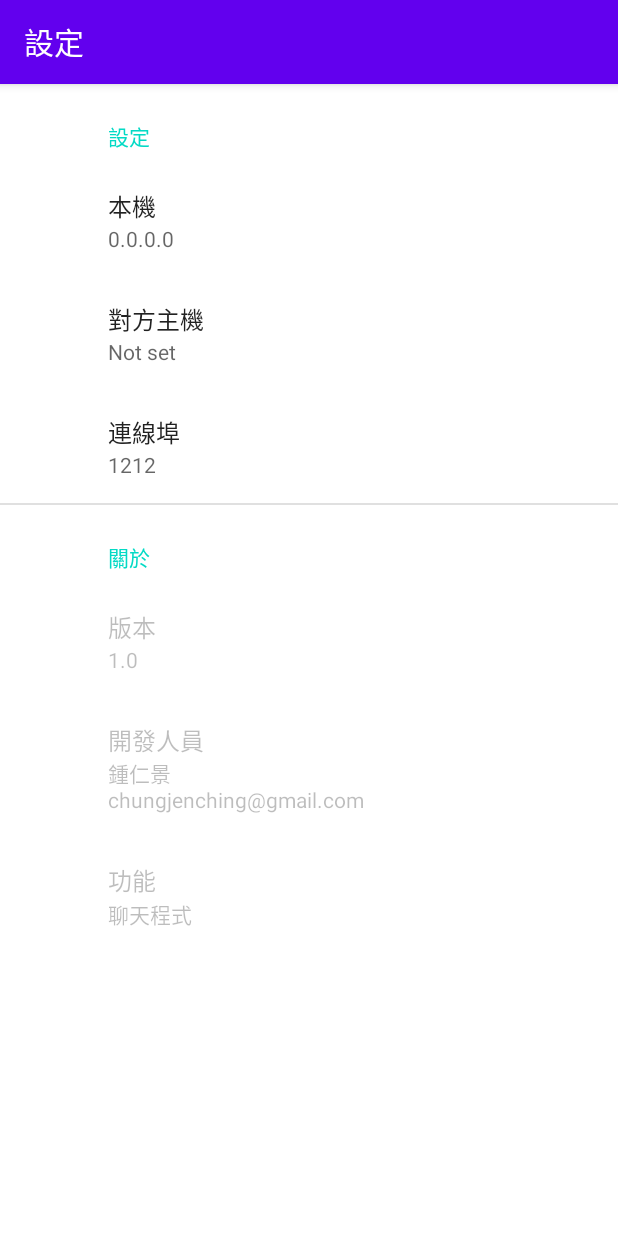
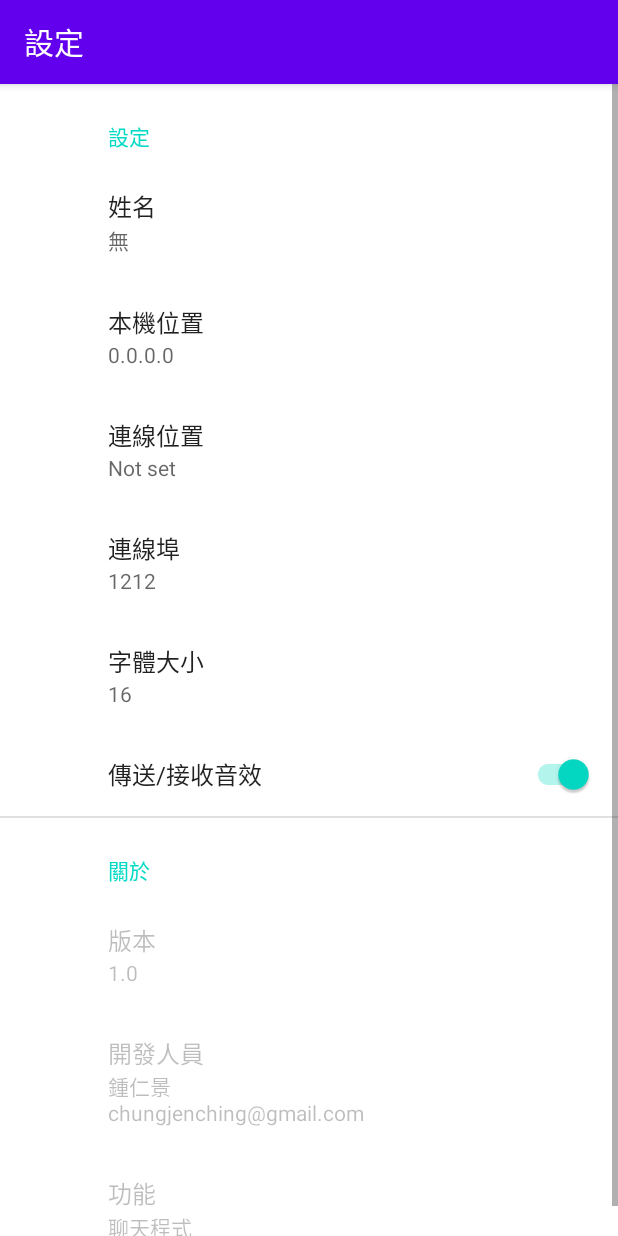
Before and after one commit to SimonChungGitHub/Chat, an Android app: the screen it shows after launch (SettingsActivity), after a tap on "設定", on a phone screen of 412 x 824 dp. Run offline under Robolectric (Android 15) with nearby library versions, the phone set to English and light mode, and no system bars; our stand-ins replace androidx.preference; 1 statement that could not run was skipped.

Commit message:
use service for socket listen

```diff
--- a/app/build.gradle
+++ b/app/build.gradle
@@ -6,12 +6,11 @@ android {
     compileSdk 32
 
     defaultConfig {
-        applicationId "com.simon.socket"
+        applicationId "com.simon.chat"
         minSdk 26
         targetSdk 32
         versionCode 1
         versionName "1.0"
-
         testInstrumentationRunner "androidx.test.runner.AndroidJUnitRunner"
     }
 
@@ -28,7 +27,6 @@ android {
 }
 
 dependencies {
-
     implementation 'androidx.appcompat:appcompat:1.5.1'
     implementation 'com.google.android.material:material:1.6.1'
     implementation 'androidx.constraintlayout:constraintlayout:2.1.4'
--- /dev/null
+++ b/app/src/main/java/com/simon/chat/MainActivity.java
@@ -0,0 +1,224 @@
+package com.simon.chat;
+
+import android.annotation.SuppressLint;
+import android.content.ComponentName;
+import android.content.Context;
+import android.content.Intent;
+import android.content.ServiceConnection;
+import android.content.SharedPreferences;
+import android.media.AudioAttributes;
+import android.media.AudioManager;
+import android.media.Ringtone;
+import android.media.RingtoneManager;
+import android.media.SoundPool;
+import android.net.Uri;
+import android.os.Build;
+import android.os.Bundle;
+import android.os.Handler;
+import android.os.IBinder;
+import android.util.TypedValue;
+import android.view.Menu;
+import android.view.MenuItem;
+import android.view.MotionEvent;
+import android.view.View;
+import android.view.ViewGroup;
+import android.widget.Button;
+import android.widget.EditText;
+import android.widget.LinearLayout;
+import android.widget.ScrollView;
+import android.widget.TextView;
+
+import androidx.annotation.RequiresApi;
+import androidx.appcompat.app.AppCompatActivity;
+import androidx.preference.PreferenceManager;
+
+import com.google.android.material.snackbar.Snackbar;
+
+import java.net.Inet4Address;
+import java.net.InetAddress;
+import java.net.NetworkInterface;
+import java.net.SocketException;
+import java.text.SimpleDateFormat;
+import java.util.Date;
+import java.util.Enumeration;
+
+public class MainActivity extends AppCompatActivity {
+    private final Handler handler = new Handler();
+    private SharedPreferences preferences;
+    private String username;
+    private String local_host;
+    private String connect_host;
+    private int textSize = 16;
+
+    private EditText input;
+    private ScrollView scrollView;
+    private LinearLayout msgBox;
+    private TextView listeningMsg;
+    private Snackbar snackbar;
+
+    private Intent intent;
+    private ServiceConnection myServiceConn;
+    private SocketServerService.ServiceBinder binder = null;
+    SoundPool sounds;
+    boolean soundEffect = true;
+    int sound_send;
+    int sound_receive;
+
+
+    @Override
+    public boolean dispatchTouchEvent(MotionEvent ev) {
+        if (snackbar != null) {
+            snackbar.dismiss();
+        }
+//        InputMethodManager manager = (InputMethodManager) getSystemService(Context.INPUT_METHOD_SERVICE);
+//        if (manager != null) {
+//            manager.hideSoftInputFromWindow(input.getWindowToken(), InputMethodManager.HIDE_NOT_ALWAYS);
+//        }
+        return super.dispatchTouchEvent(ev);
+    }
+
+    @Override
+    protected void onCreate(Bundle savedInstanceState) {
+        super.onCreate(savedInstanceState);
+        setContentView(R.layout.activity_main);
+        preferences = PreferenceManager.getDefaultSharedPreferences(this);
+        preferences.edit().putString("local_host", getLocalIpAddress()).apply();
+
+        AudioAttributes attributes = new AudioAttributes.Builder()
+                .setUsage(AudioAttributes.USAGE_GAME)
+                .setContentType(AudioAttributes.CONTENT_TYPE_SONIFICATION)
+                .build();
+        sounds = new SoundPool.Builder()
+                .setAudioAttributes(attributes)
+                .build();
+        sound_send = sounds.load(this, R.raw.sound_send, 1);
+        sound_receive = sounds.load(this, R.raw.sound_receive, 1);
+
+        listeningMsg = findViewById(R.id.listening);
+        scrollView = findViewById(R.id.scroll_view);
+        msgBox = findViewById(R.id.msg_box);
+        input = findViewById(R.id.input);
+        Button send = findViewById(R.id.button);
+        send.setOnClickListener((view) -> {
+            String msg = input.getText().toString();
+            if (msg.equals("") || msg.length() == 0) {
+                return;
+            }
+            if (connect_host.equals("")) {
+                snackbar = Snackbar.make(msgBox, getString(R.string.connect_host) + "未設定", Snackbar.LENGTH_LONG);
+                snackbar.show();
+                return;
+            }
+            @SuppressLint("SimpleDateFormat") SimpleDateFormat f = new SimpleDateFormat("HH:mm");
+            msg = username + " " + f.format(new Date()) + "  " + msg;
+            intent = new Intent(this, SocketServerService.class);
+            intent.putExtra("connect_host", connect_host);
+            intent.putExtra("msg", msg);
+            startService(intent);
+            input.setText("");
+            if (soundEffect) {
+                sounds.play(sound_send, 5.0F, 5.0F, 1, 0, 1.0F);
+            }
+        });
+    }
+
+    @SuppressLint("SetTextI18n")
+    @Override
+    protected void onStart() {
+        super.onStart();
+        username = preferences.getString("user_name", "無");
+        local_host = preferences.getString("local_host", "");
+        connect_host = preferences.getString("connect_host", "");
+        soundEffect = preferences.getBoolean("sound_send", true);
+        textSize = Integer.parseInt(preferences.getString("textSize", "16"));
+        input.setTextSize(TypedValue.COMPLEX_UNIT_SP, textSize);
+        String text = getString(R.string.local_host) + local_host + "\n" + getString(R.string.connect_host) + connect_host;
+        listeningMsg.setText(text);
+        listeningMsg.setTextSize(TypedValue.COMPLEX_UNIT_SP, textSize);
+
+
+        intent = new Intent(this, SocketServerService.class);
+        startService(intent);
+        myServiceConn = new MyServiceConn();
+        bindService(intent, myServiceConn, Context.BIND_AUTO_CREATE);
+    }
+
+    @Override
+    protected void onDestroy() {
+        stopService(intent);
+        if (binder != null) {
+            unbindService(myServiceConn);
+        }
+        super.onDestroy();
+    }
+
+    @Override
+    public boolean onCreateOptionsMenu(Menu menu) {
+        getMenuInflater().inflate(R.menu.menu_main, menu);
+        return true;
+    }
+
+    @RequiresApi(api = Build.VERSION_CODES.R)
+    @Override
+    public boolean onOptionsItemSelected(MenuItem item) {
+        int id = item.getItemId();
+        if (id == R.id.action_setting) {
+            startActivity(new Intent(this, SettingsActivity.class));
+        } else if (id == R.id.action_qrcode) {
+            startActivity(new Intent(this, QRCodeActivity.class));
+        }
+        return super.onOptionsItemSelected(item);
+    }
+
+    private TextView createTextView() {
+        TextView textView = new TextView(this);
+        textView.setTextSize(TypedValue.COMPLEX_UNIT_SP, textSize);
+        textView.setLayoutParams(new ViewGroup.LayoutParams(ViewGroup.LayoutParams.WRAP_CONTENT, ViewGroup.LayoutParams.WRAP_CONTENT));
+        textView.setPadding(10, 10, 10, 10);
+        return textView;
+    }
+
+    protected String getLocalIpAddress() {
+        try {
+            for (Enumeration<NetworkInterface> en = NetworkInterface.getNetworkInterfaces(); en.hasMoreElements(); ) {
+                NetworkInterface intf = en.nextElement();
+                for (Enumeration<InetAddress> enumIpAddr = intf.getInetAddresses(); enumIpAddr.hasMoreElements(); ) {
+                    InetAddress inetAddress = enumIpAddr.nextElement();
+                    if (!inetAddress.isLoopbackAddress() && inetAddress instanceof Inet4Address) {
+                        return inetAddress.getHostAddress();
+                    }
+                }
+            }
+        } catch (SocketException ex) {
+            ex.printStackTrace();
+        }
+        return null;
+    }
+
+    class MyServiceConn implements ServiceConnection {
+        @Override
+        public void onServiceConnected(ComponentName name, IBinder service) {
+            binder = (SocketServerService.ServiceBinder) service;
+            binder.getService().setDataCallback(str -> {
+                if (str != null && !str.equals("")) {
+                    TextView tv = createTextView();
+                    tv.setText(str);
+                    handler.post(() -> {
+                        msgBox.addView(tv);
+                        scrollView.post(() -> scrollView.fullScroll(View.FOCUS_DOWN));
+                        if (soundEffect) {
+                            sounds.play(sound_receive, 5.0F, 5.0F, 1, 0, 1.0F);
+                        }
+                    });
+                }
+            });
+        }
+
+        @Override
+        public void onServiceDisconnected(ComponentName name) {
+            binder = null;
+        }
+    }
+
+
+}
--- a/app/src/main/java/com/simon/socket/SettingsActivity.java
+++ b/app/src/main/java/com/simon/chat/SettingsActivity.java
@@ -1,8 +1,7 @@
-package com.simon.socket;
+package com.simon.chat;
 
 import android.os.Bundle;
 
-import androidx.appcompat.app.ActionBar;
 import androidx.appcompat.app.AppCompatActivity;
 import androidx.preference.PreferenceFragmentCompat;
 
--- a/app/src/main/java/com/simon/socket/MainActivity.java
+++ /dev/null
@@ -1,213 +0,0 @@
-package com.simon.socket;
-
-import android.annotation.SuppressLint;
-import android.content.Intent;
-import android.content.SharedPreferences;
-import android.graphics.Color;
-import android.os.Build;
-import android.os.Bundle;
-import android.os.Handler;
-import android.util.TypedValue;
-import android.view.Menu;
-import android.view.MenuItem;
-import android.view.MotionEvent;
-import android.view.View;
-import android.view.ViewGroup;
-import android.widget.Button;
-import android.widget.EditText;
-import android.widget.LinearLayout;
-import android.widget.ScrollView;
-import android.widget.TextView;
-
-import androidx.annotation.RequiresApi;
-import androidx.appcompat.app.AppCompatActivity;
-import androidx.preference.PreferenceManager;
-
-import com.google.android.material.snackbar.Snackbar;
-
-import java.io.IOException;
-import java.net.Inet4Address;
-import java.net.InetAddress;
-import java.net.InetSocketAddress;
-import java.net.NetworkInterface;
-import java.net.SocketException;
-import java.nio.ByteBuffer;
-import java.nio.channels.ServerSocketChannel;
-import java.nio.channels.SocketChannel;
-import java.nio.charset.StandardCharsets;
-import java.util.Enumeration;
-
-public class MainActivity extends AppCompatActivity {
-    protected final Handler handler = new Handler();
-    protected SharedPreferences preferences;
-    protected String local_host;
-    protected String connect_host;
-    protected int port;
-    private EditText input;
-    private ScrollView scrollView;
-    private LinearLayout msgBox;
-    private TextView listeningMsg;
-    private Thread listening;
-    private Snackbar snackbar;
-
-    @Override
-    public boolean dispatchTouchEvent(MotionEvent ev) {
-        if (snackbar != null) {
-            snackbar.dismiss();
-        }
-        return super.dispatchTouchEvent(ev);
-    }
-
-    @Override
-    protected void onCreate(Bundle savedInstanceState) {
-        super.onCreate(savedInstanceState);
-        setContentView(R.layout.activity_main);
-        listeningMsg = findViewById(R.id.listening);
-        preferences = PreferenceManager.getDefaultSharedPreferences(this);
-        scrollView = findViewById(R.id.scroll_view);
-        msgBox = findViewById(R.id.msg_box);
-        input = findViewById(R.id.input);
-        Button send = findViewById(R.id.button);
-        send.setOnClickListener((view) -> {
-            Thread thread = new Thread(() -> {
-                if (input.getText().toString().length() == 0) {
-                    return;
-                }
-                TextView tvSend = createTextView();
-                handler.post(() -> {
-                    msgBox.addView(tvSend);
-                    scrollView.post(() -> scrollView.fullScroll(View.FOCUS_DOWN));
-                });
-                if (client(input.getText().toString())) {
-                    tvSend.setText(input.getText().toString());
-                } else {
-                    tvSend.setTextColor(Color.RED);
-                    tvSend.setText("無法與對方連線");
-                }
-            });
-            thread.start();
-            try {
-                thread.join();
-            } catch (InterruptedException e) {
-                e.printStackTrace();
-            }
-            input.setText("");
-        });
-        local_host = getLocalIpAddress();
-        preferences.edit().putString("local_host", local_host).apply();
-    }
-
-    @SuppressLint("SetTextI18n")
-    @Override
-    protected void onStart() {
-        super.onStart();
-        port = Integer.parseInt(preferences.getString("port", "1212"));
-        local_host = preferences.getString("local_host", "");
-        connect_host = preferences.getString("connect_host", "");
-        String text = "我的IP：" + local_host + "\n對方IP：" + connect_host;
-        listeningMsg.setText(text);
-        listening = new Thread(() -> {
-            try (ServerSocketChannel server = ServerSocketChannel.open()) {
-                server.socket().bind(new InetSocketAddress(port));
-                while (true) {
-                    SocketChannel socketChannel = server.accept();
-                    server(socketChannel);
-                }
-            } catch (IOException e) {
-                e.printStackTrace();
-            }
-        });
-        listening.start();
-    }
-
-    @Override
-    protected void onStop() {
-//        listening.interrupt();
-        super.onStop();
-    }
-
-    @Override
-    public boolean onCreateOptionsMenu(Menu menu) {
-        getMenuInflater().inflate(R.menu.menu_main, menu);
-        return true;
-    }
-
-    @RequiresApi(api = Build.VERSION_CODES.R)
-    @Override
-    public boolean onOptionsItemSelected(MenuItem item) {
-        int id = item.getItemId();
-        if (id == R.id.action_setting) {
-            startActivity(new Intent(this, SettingsActivity.class));
-        } else if (id == R.id.action_qrcode) {
-            startActivity(new Intent(this, QRCodeActivity.class));
-        }
-        return super.onOptionsItemSelected(item);
-    }
-
-    private void server(SocketChannel socketChannel) {
-        try {
-            socketChannel.socket().setSoTimeout(500);
-            ByteBuffer buffer = ByteBuffer.allocate(256);
-            socketChannel.read(buffer);
-            buffer.flip();
-            String str = StandardCharsets.UTF_8.decode(buffer).toString();
-            TextView tv = createTextView();
-            tv.setTextColor(Color.GREEN);
-            tv.setText(str);
-            handler.post(() -> {
-                msgBox.addView(tv);
-                scrollView.post(() -> scrollView.fullScroll(View.FOCUS_DOWN));
-            });
-            buffer.clear();
-        } catch (Exception e) {
-            e.printStackTrace();
-        }
-    }
-
-    private boolean client(String sendMsg) {
-        if (connect_host.equals("")) {
-            snackbar = Snackbar.make(msgBox, "對方IP未設定", Snackbar.LENGTH_LONG);
-            snackbar.show();
-            return false;
-        }
-        try (SocketChannel socketChannel = SocketChannel.open()) {
-            socketChannel.socket().connect(new InetSocketAddress(connect_host, port), 500);
-            socketChannel.socket().setSoTimeout(500);
-            ByteBuffer buffer = ByteBuffer.allocate(256);
-            buffer.put((sendMsg).getBytes());
-            buffer.flip();
-            socketChannel.write(buffer);
-            buffer.clear();
-            return true;
-        } catch (IOException e) {
-            e.printStackTrace();
-            return false;
-        }
-    }
-
-    private TextView createTextView() {
-        TextView textView = new TextView(this);
-        textView.setTextSize(TypedValue.COMPLEX_UNIT_DIP, 20);
-        textView.setLayoutParams(new ViewGroup.LayoutParams(ViewGroup.LayoutParams.WRAP_CONTENT, ViewGroup.LayoutParams.WRAP_CONTENT));
-        textView.setPadding(10, 10, 10, 10);
-        return textView;
-    }
-
-    protected String getLocalIpAddress() {
-        try {
-            for (Enumeration<NetworkInterface> en = NetworkInterface.getNetworkInterfaces(); en.hasMoreElements(); ) {
-                NetworkInterface intf = en.nextElement();
-                for (Enumeration<InetAddress> enumIpAddr = intf.getInetAddresses(); enumIpAddr.hasMoreElements(); ) {
-                    InetAddress inetAddress = enumIpAddr.nextElement();
-                    if (!inetAddress.isLoopbackAddress() && inetAddress instanceof Inet4Address) {
-                        return inetAddress.getHostAddress();
-                    }
-                }
-            }
-        } catch (SocketException ex) {
-            ex.printStackTrace();
-        }
-        return null;
-    }
-
-}
--- a/app/src/main/res/values/arrays.xml
+++ b/app/src/main/res/values/arrays.xml
@@ -1,12 +1,24 @@
 <resources>
     <!-- Reply Preference -->
     <string-array name="reply_entries">
-        <item>Reply</item>
-        <item>Reply to all</item>
+        <item>8</item>
+        <item>10</item>
+        <item>12</item>
+        <item>14</item>
+        <item>16</item>
+        <item>20</item>
+        <item>22</item>
+        <item>24</item>
     </string-array>
 
     <string-array name="reply_values">
-        <item>reply</item>
-        <item>reply_all</item>
+        <item>8</item>
+        <item>10</item>
+        <item>12</item>
+        <item>14</item>
+        <item>16</item>
+        <item>20</item>
+        <item>22</item>
+        <item>24</item>
     </string-array>
 </resources>
--- a/app/src/main/res/values/strings.xml
+++ b/app/src/main/res/values/strings.xml
@@ -1,6 +1,10 @@
 <resources>
     <string name="app_name">聊天程式</string>
     <string name="title_activity_settings">設定</string>
+
+    <string name="local_host">本機位置</string>
+    <string name="connect_host">連線位置</string>
+
 
     <!-- Preference Titles -->
     <string name="messages_header">Messages</string>
--- a/app/src/main/res/xml/root_preferences.xml
+++ b/app/src/main/res/xml/root_preferences.xml
@@ -3,15 +3,21 @@
     <PreferenceCategory app:title="設定">
 
         <EditTextPreference
+            app:defaultValue="無"
+            app:key="user_name"
+            app:title="姓名"
+            app:useSimpleSummaryProvider="true" />
+
+        <EditTextPreference
             app:defaultValue="0.0.0.0"
             app:key="local_host"
-            app:title="本機"
+            app:title="@string/local_host"
             app:useSimpleSummaryProvider="true" />
 
         <EditTextPreference
             app:defaultValue=""
             app:key="connect_host"
-            app:title="對方主機"
+            app:title="@string/connect_host"
             app:useSimpleSummaryProvider="true" />
 
         <EditTextPreference
@@ -19,6 +25,19 @@
             app:key="port"
             app:title="連線埠"
             app:useSimpleSummaryProvider="true" />
+
+        <DropDownPreference
+            app:defaultValue="16"
+            app:entries="@array/reply_entries"
+            app:entryValues="@array/reply_values"
+            app:key="textSize"
+            app:title="字體大小"
+            app:useSimpleSummaryProvider="true" />
+
+        <SwitchPreferenceCompat
+            app:defaultValue="true"
+            app:key="sound_send"
+            app:title="傳送/接收音效" />
 
     </PreferenceCategory>
 
--- a/settings.gradle
+++ b/settings.gradle
@@ -12,5 +12,5 @@ dependencyResolutionManagement {
         mavenCentral()
     }
 }
-rootProject.name = "Socket"
+rootProject.name = "Chat"
 include ':app'
```
Also changed, not shown: app/src/main/AndroidManifest.xml (+6 -1 lines), app/src/main/java/com/simon/chat/QRCodeActivity.java (renamed from app/src/main/java/com/simon/socket/QRCodeActivity.java, +9 -3 lines), app/src/main/java/com/simon/chat/SocketServerService.java (added, +111 -0 lines), app/src/main/res/layout/activity_main.xml (+17 -11 lines), 2 other files.
